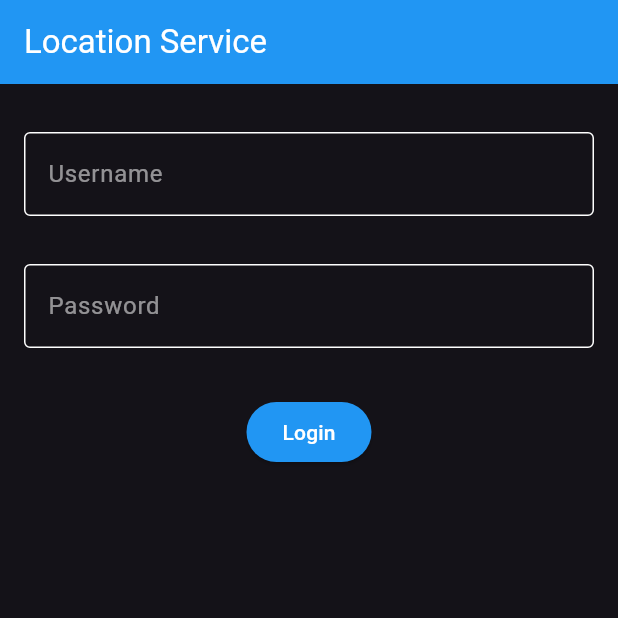
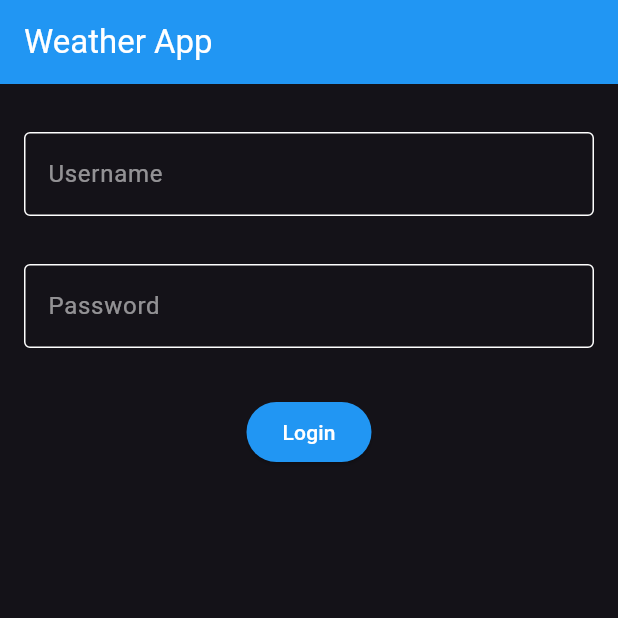
Before and after one commit to marcusicaro/flutter_application_ol, a Flutter app: the screen it shows after launch, on a phone screen of 412 x 824 dp, the top half of it. Run offline on Flutter 3.47's test engine with Material 3 defaults, Android fonts, the phone set to English and light mode, and no system bars; our stand-ins replace geolocator.

Commit message:
chore: change appbar title

```diff
--- a/lib/main.dart
+++ b/lib/main.dart
@@ -46,7 +46,7 @@ class MyAppState extends State<MyApp> {
       ),
       home: Scaffold(
         appBar: AppBar(
-          title: const Text('Location Service'),
+          title: const Text('Weather App'),
         ),
         body: Navigator(
           initialRoute: '/',
```
